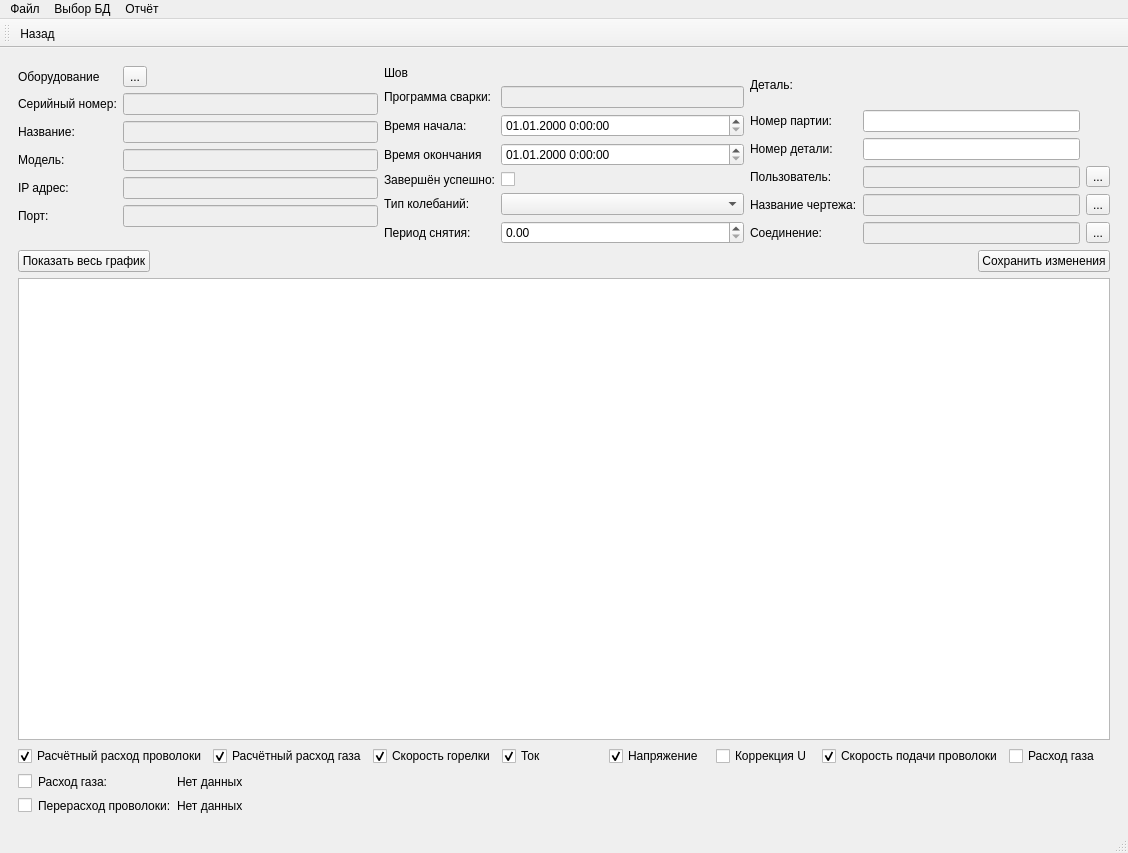
Old version of the form venv/irsDB/base.ui in the repository Ilaygor/irsDB.
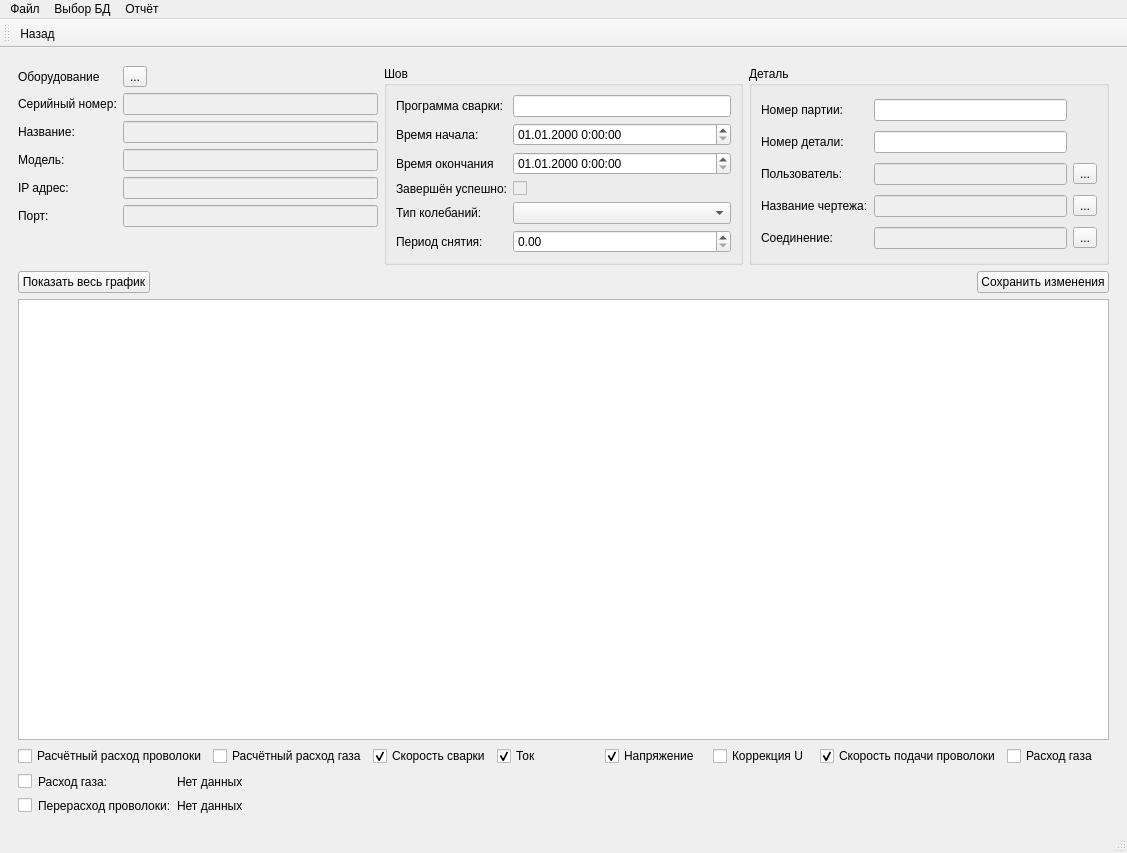
New version of the form. The open tabs and pages were chosen to show the change. Icons and pictures are not drawn. Custom widgets are drawn as their Qt base class.

Patch:
```diff
--- a/venv/irsDB/base.ui
+++ b/venv/irsDB/base.ui
@@ -6,7 +6,7 @@
    <rect>
     <x>0</x>
     <y>0</y>
-    <width>1128</width>
+    <width>1127</width>
     <height>853</height>
    </rect>
   </property>
@@ -135,87 +135,76 @@
            </layout>
           </item>
           <item>
-           <layout class="QGridLayout" name="gridLayout_7">
-            <property name="sizeConstraint">
-             <enum>QLayout::SetMinimumSize</enum>
-            </property>
-            <item row="1" column="0">
-             <widget class="QLabel" name="label_13">
-              <property name="text">
-               <string>Программа сварки:</string>
-              </property>
-             </widget>
-            </item>
-            <item row="0" column="0">
-             <widget class="QLabel" name="label_12">
-              <property name="text">
+           <widget class="QGroupBox" name="groupBox">
+            <property name="title">
                <string>Шов</string>
               </property>
-             </widget>
-            </item>
-            <item row="3" column="0">
+            <layout class="QHBoxLayout" name="horizontalLayout_18">
+             <item>
+              <layout class="QGridLayout" name="gridLayout_7">
+               <property name="sizeConstraint">
+                <enum>QLayout::SetMinimumSize</enum>
+               </property>
+               <item row="2" column="0">
              <widget class="QLabel" name="label_21">
               <property name="text">
                <string>Время окончания</string>
               </property>
              </widget>
             </item>
-            <item row="1" column="1">
+               <item row="0" column="0">
+                <widget class="QLabel" name="label_13">
+                 <property name="text">
+                  <string>Программа сварки:</string>
+                 </property>
+                </widget>
+               </item>
+               <item row="0" column="1">
              <widget class="QLineEdit" name="weldingProgram_2">
               <property name="enabled">
-               <bool>false</bool>
+                  <bool>true</bool>
               </property>
              </widget>
             </item>
-            <item row="4" column="0">
-             <widget class="QLabel" name="label_17">
-              <property name="text">
-               <string>Завершён успешно:</string>
-              </property>
-             </widget>
-            </item>
-            <item row="5" column="0">
-             <widget class="QLabel" name="label_24">
-              <property name="text">
-               <string>Тип колебаний:</string>
-              </property>
-             </widget>
-            </item>
-            <item row="2" column="0">
+               <item row="1" column="0">
              <widget class="QLabel" name="label_15">
               <property name="text">
                <string>Время начала:</string>
               </property>
              </widget>
             </item>
-            <item row="6" column="0">
+               <item row="4" column="0">
+                <widget class="QLabel" name="label_24">
+                 <property name="text">
+                  <string>Тип колебаний:</string>
+                 </property>
+                </widget>
+               </item>
+               <item row="5" column="0">
              <widget class="QLabel" name="label_57">
               <property name="text">
                <string>Период снятия:</string>
               </property>
              </widget>
             </item>
-            <item row="4" column="1">
+               <item row="3" column="1">
              <widget class="QCheckBox" name="endStatus">
               <property name="enabled">
-               <bool>true</bool>
+                  <bool>false</bool>
               </property>
               <property name="text">
                <string/>
               </property>
              </widget>
             </item>
-            <item row="5" column="1">
-             <widget class="QComboBox" name="oscType"/>
+               <item row="3" column="0">
+                <widget class="QLabel" name="label_17">
+                 <property name="text">
+                  <string>Завершён успешно:</string>
+                 </property>
+                </widget>
             </item>
             <item row="2" column="1">
-             <widget class="QDateTimeEdit" name="startTime">
-              <property name="displayFormat">
-               <string>dd.MM.yyyy H:mm:ss</string>
-              </property>
-             </widget>
-            </item>
-            <item row="3" column="1">
              <widget class="QDateTimeEdit" name="endTime">
               <property name="wrapping">
                <bool>false</bool>
@@ -244,107 +233,122 @@
               </property>
              </widget>
             </item>
-            <item row="6" column="1">
+               <item row="4" column="1">
+                <widget class="QComboBox" name="oscType"/>
+               </item>
+               <item row="1" column="1">
+                <widget class="QDateTimeEdit" name="startTime">
+                 <property name="displayFormat">
+                  <string>dd.MM.yyyy H:mm:ss</string>
+                 </property>
+                </widget>
+               </item>
+               <item row="5" column="1">
              <widget class="QDoubleSpinBox" name="seamPeriod"/>
             </item>
            </layout>
           </item>
+            </layout>
+           </widget>
+          </item>
+          <item>
+           <widget class="QGroupBox" name="groupBox_2">
+            <property name="title">
+             <string>Деталь</string>
+            </property>
+            <layout class="QHBoxLayout" name="horizontalLayout_19">
           <item>
            <layout class="QGridLayout" name="gridLayout_6">
             <property name="sizeConstraint">
              <enum>QLayout::SetMinimumSize</enum>
             </property>
-            <item row="2" column="1">
+               <item row="4" column="2">
+                <widget class="QToolButton" name="chooseConn">
+                 <property name="text">
+                  <string>...</string>
+                 </property>
+                </widget>
+               </item>
+               <item row="1" column="1">
              <widget class="QLineEdit" name="detailNumber"/>
             </item>
             <item row="4" column="1">
+                <widget class="QLineEdit" name="connId_2">
+                 <property name="enabled">
+                  <bool>false</bool>
+                 </property>
+                </widget>
+               </item>
+               <item row="3" column="1">
              <widget class="QLineEdit" name="detailId">
               <property name="enabled">
                <bool>false</bool>
               </property>
              </widget>
             </item>
-            <item row="5" column="0">
+               <item row="4" column="0">
              <widget class="QLabel" name="label_30">
               <property name="text">
                <string>Соединение:</string>
               </property>
              </widget>
             </item>
-            <item row="5" column="1">
-             <widget class="QLineEdit" name="connId_2">
-              <property name="enabled">
-               <bool>false</bool>
-              </property>
-             </widget>
-            </item>
-            <item row="0" column="0">
-             <widget class="QLabel" name="label_37">
+               <item row="3" column="0">
+                <widget class="QLabel" name="label_19">
               <property name="text">
-               <string>Деталь:</string>
+                  <string>Название чертежа:</string>
               </property>
              </widget>
             </item>
-            <item row="1" column="0">
-             <widget class="QLabel" name="label_35">
-              <property name="text">
-               <string>Номер партии:</string>
-              </property>
-             </widget>
-            </item>
-            <item row="2" column="0">
-             <widget class="QLabel" name="label_34">
-              <property name="text">
-               <string>Номер детали:</string>
-              </property>
-             </widget>
-            </item>
-            <item row="1" column="1">
+               <item row="0" column="1">
              <widget class="QLineEdit" name="batchNumber"/>
             </item>
-            <item row="3" column="1">
+               <item row="2" column="1">
              <widget class="QLineEdit" name="authorizedUser">
               <property name="enabled">
                <bool>false</bool>
               </property>
              </widget>
             </item>
-            <item row="4" column="0">
-             <widget class="QLabel" name="label_19">
+               <item row="1" column="0">
+                <widget class="QLabel" name="label_34">
               <property name="text">
-               <string>Название чертежа:</string>
+                  <string>Номер детали:</string>
               </property>
              </widget>
             </item>
-            <item row="3" column="0">
+               <item row="0" column="0">
+                <widget class="QLabel" name="label_35">
+                 <property name="text">
+                  <string>Номер партии:</string>
+                 </property>
+                </widget>
+               </item>
+               <item row="2" column="0">
              <widget class="QLabel" name="label_59">
               <property name="text">
                <string>Пользователь:</string>
               </property>
              </widget>
             </item>
-            <item row="3" column="2">
+               <item row="2" column="2">
              <widget class="QToolButton" name="chooseUser">
               <property name="text">
                <string>...</string>
               </property>
              </widget>
             </item>
-            <item row="4" column="2">
+               <item row="3" column="2">
              <widget class="QToolButton" name="chooseBlueprint">
               <property name="text">
                <string>...</string>
               </property>
              </widget>
             </item>
-            <item row="5" column="2">
-             <widget class="QToolButton" name="chooseConn">
-              <property name="text">
-               <string>...</string>
-              </property>
-             </widget>
-            </item>
-           </layout>
+              </layout>
+             </item>
+            </layout>
+           </widget>
           </item>
          </layout>
         </item>
@@ -403,7 +407,7 @@
              <string>Расчётный расход проволоки</string>
             </property>
             <property name="checked">
-             <bool>true</bool>
+             <bool>false</bool>
             </property>
            </widget>
           </item>
@@ -413,14 +417,14 @@
              <string>Расчётный расход газа</string>
             </property>
             <property name="checked">
-             <bool>true</bool>
+             <bool>false</bool>
             </property>
            </widget>
           </item>
           <item>
            <widget class="QCheckBox" name="torchSpeedchb">
             <property name="text">
-             <string>Скорость горелки</string>
+             <string>Скорость сварки</string>
             </property>
             <property name="checked">
              <bool>true</bool>
@@ -1713,7 +1717,7 @@
     <rect>
      <x>0</x>
      <y>0</y>
-     <width>1128</width>
+     <width>1127</width>
      <height>26</height>
     </rect>
    </property>
```
Left out of the diff: 284 changed lines with no effect on the pictures. Lines whose indentation alone changed are shown as unchanged.
